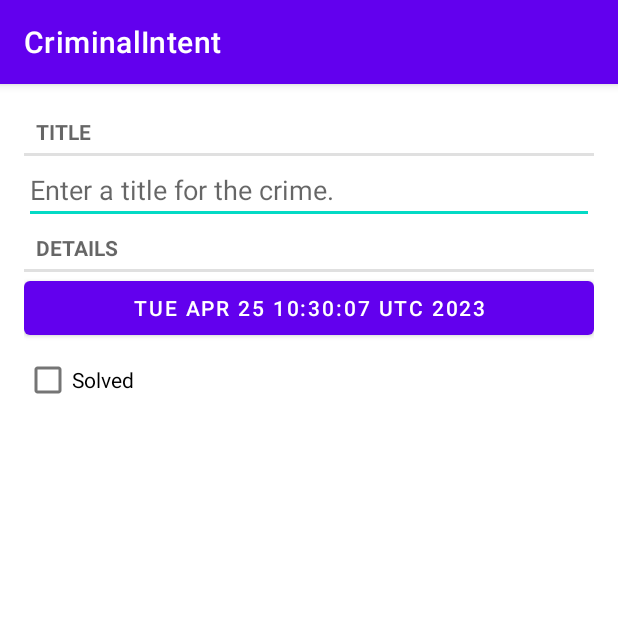
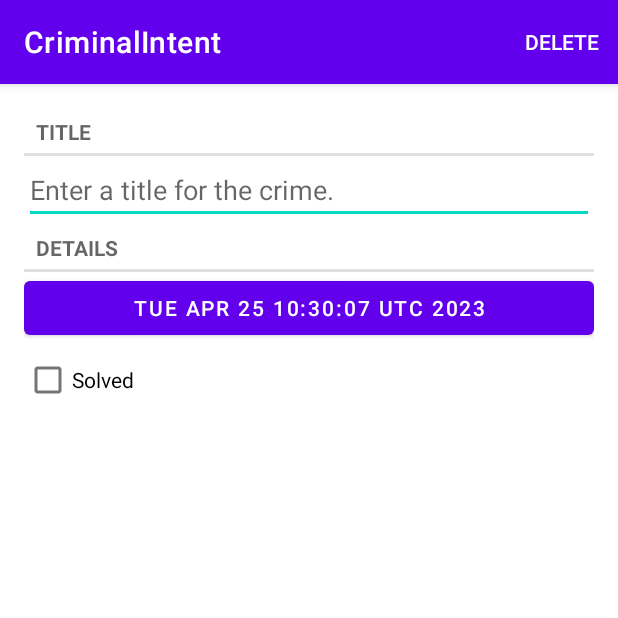
Before and after one commit to Edmund-Liz/Android, an Android app: the CrimeFragment screen opened directly, with no data from a screen before it, on a phone screen of 412 x 824 dp, the top half of it. Run offline under Robolectric (Android 15) with nearby library versions, the phone set to English and light mode, and no system bars.

Commit message:
数据库删除操作

```diff
--- a/CriminalIntent/app/src/main/java/android/bignerdranch/com/CrimeFragment.java
+++ b/CriminalIntent/app/src/main/java/android/bignerdranch/com/CrimeFragment.java
@@ -9,6 +9,9 @@ import android.os.Bundle;
 import android.text.Editable;
 import android.text.TextWatcher;
 import android.view.LayoutInflater;
+import android.view.Menu;
+import android.view.MenuInflater;
+import android.view.MenuItem;
 import android.view.View;
 import android.view.ViewGroup;
 import android.widget.Button;
@@ -16,6 +19,7 @@ import android.widget.CheckBox;
 import android.widget.CompoundButton;
 import android.widget.EditText;
 
+import androidx.annotation.NonNull;
 import androidx.fragment.app.Fragment;
 import androidx.fragment.app.FragmentManager;
 
@@ -45,8 +49,25 @@ public class CrimeFragment extends Fragment {
     @Override
     public void onCreate(Bundle savedInstanceState) {
         super.onCreate(savedInstanceState);
+        setHasOptionsMenu(true);
         UUID uuid = (UUID) getArguments().getSerializable(ARG_CRIME_ID);
         mCrime = CrimeLab.get(getActivity()).getCrime(uuid);
+    }
+
+    @Override
+    public void onCreateOptionsMenu(@NonNull Menu menu, @NonNull MenuInflater inflater) {
+        super.onCreateOptionsMenu(menu, inflater);
+        inflater.inflate(R.menu.fragment_crime,menu);
+    }
+
+    @Override
+    public boolean onOptionsItemSelected(@NonNull MenuItem item) {
+        switch (item.getItemId()){
+            case R.id.delete_crime:
+                CrimeLab.get(getActivity()).deleteCrime(mCrime);
+                getActivity().finish();
+            default:return super.onOptionsItemSelected(item);
+        }
     }
 
     @Override
--- /dev/null
+++ b/CriminalIntent/app/src/main/res/menu/fragment_crime.xml
@@ -0,0 +1,7 @@
+<?xml version="1.0" encoding="utf-8"?>
+<menu xmlns:android="http://schemas.android.com/apk/res/android"
+    xmlns:app="http://schemas.android.com/apk/res-auto">
+    <item android:id="@+id/delete_crime"
+        android:title="Delete"
+        app:showAsAction="ifRoom"/>
+</menu>
```
Also changed, not shown: CriminalIntent/app/src/main/java/android/bignerdranch/com/CrimeLab.java (+6 -1 lines).
